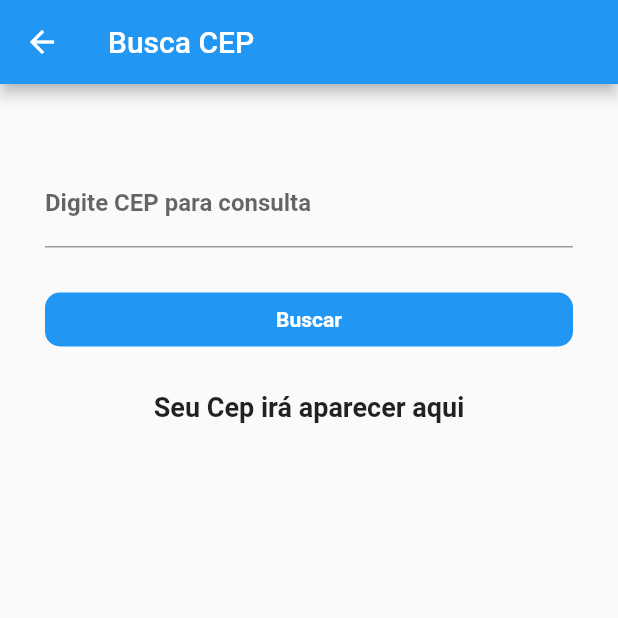
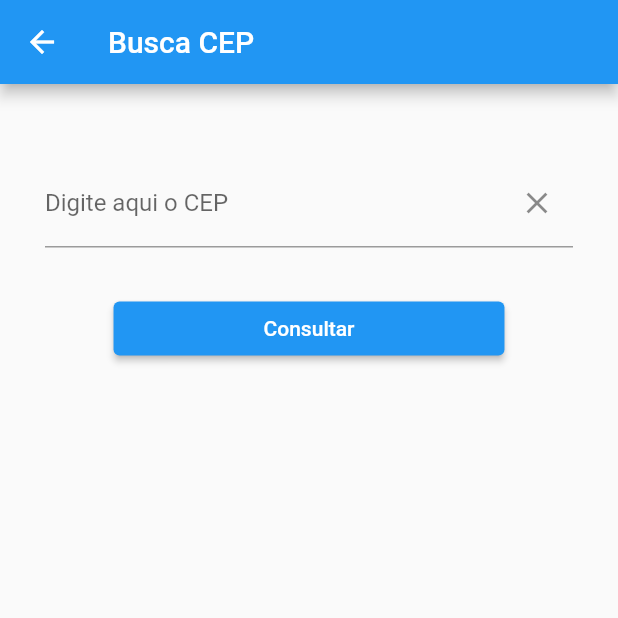
Before and after one commit to renanclemonini/flutter_senai_dio, a Flutter app: the BuscaCepPage screen opened directly, on a phone screen of 412 x 824 dp, the top half of it. Run offline on Flutter 3.47's test engine with Material 2 defaults, Android fonts, the phone set to English and light mode, and no system bars; our stand-ins replace dio.

Commit message:
video do vinirod não deu certo, não exibe dados

```diff
--- a/lib/controller/home_controller.dart
+++ b/lib/controller/home_controller.dart
@@ -23,4 +23,10 @@ class HomeController extends ChangeNotifier {
       notifyListeners();
     }
   }
+
+  void clear() {
+    endereco.value = null;
+    isLoading.value = false;
+    notifyListeners();
+  }
 }
--- a/lib/pages/busca_cep.dart
+++ b/lib/pages/busca_cep.dart
@@ -1,5 +1,6 @@
 import 'package:flutter/material.dart';
 import 'package:projeto_flutter/controller/home_controller.dart';
+import 'package:projeto_flutter/shared/widgets/card_location.dart';
 
 class BuscaCepPage extends StatefulWidget {
   const BuscaCepPage({super.key});
@@ -12,12 +13,6 @@ final TextEditingController _cepController = TextEditingController();
 final HomeController homeController = HomeController();
 
 class _BuscaCepPageState extends State<BuscaCepPage> {
-  bool carregando = true;
-
-  String resultado = "Seu Cep irá aparecer aqui";
-
-  void buscaCep() {}
-
   @override
   void initState() {
     homeController.addListener(() {
@@ -40,48 +35,45 @@ class _BuscaCepPageState extends State<BuscaCepPage> {
               const SizedBox(
                 height: 50,
               ),
-              TextField(
+              TextFormField(
+                controller: _cepController,
                 keyboardType: TextInputType.number,
-                decoration: const InputDecoration(
-                  labelText: "Digite CEP para consulta",
-                  labelStyle: TextStyle(fontWeight: FontWeight.bold),
+                decoration: InputDecoration(
+                  label: const Text("Digite aqui o CEP"),
+                  suffixIcon: IconButton(
+                    onPressed: () {
+                      homeController.clear();
+                      _cepController.text = "";
+                    },
+                    icon: const Icon(Icons.close_outlined),
+                  )
                 ),
-                controller: _cepController,
-                textAlign: TextAlign.center,
               ),
               const SizedBox(
                 height: 30,
               ),
-              InkWell(
-                onTap: buscaCep,
-                child: Container(
-                  decoration: BoxDecoration(
-                      color: Colors.blue,
-                      borderRadius: BorderRadius.circular(10)),
-                  padding: const EdgeInsets.all(10.0),
-                  child: const Row(
-                    mainAxisAlignment: MainAxisAlignment.center,
-                    children: [
-                      Text(
-                        "Buscar",
-                        style: TextStyle(
-                            color: Colors.white, fontWeight: FontWeight.bold),
-                        textAlign: TextAlign.center,
-                      ),
-                    ],
-                  ),
-                ),
+              ElevatedButton(
+                onPressed: () {
+                  if(_cepController.text.length == 8) {
+                    homeController.buscaEndereco(cep: _cepController.text);
+                  } else {
+                    const snackBar = SnackBar(content: Text("CEP deve ter 8 números"));
+
+                    ScaffoldMessenger.of(context).showSnackBar(snackBar);
+                  }
+                },
+                style: ButtonStyle(padding: MaterialStateProperty.all(const EdgeInsets.symmetric(horizontal: 100, vertical: 10))),
+                child: const Text("Consultar"),
               ),
-              Container(
-                margin: const EdgeInsets.symmetric(vertical: 30),
-                child: Text(
-                  resultado,
-                  style: const TextStyle(
-                    fontWeight: FontWeight.w600,
-                    fontSize: 18,
-                  ),
-                ),
+              const SizedBox(height: 30,),
+              Visibility(
+                visible: homeController.isLoading.value,
+                child: const CircularProgressIndicator(),
               ),
+              Visibility(
+                visible: !homeController.isLoading.value && homeController.endereco.value != null,
+                child: const CardLocationWidget(),
+              )
             ],
           ),
         ),
```
Also changed, not shown: lib/model/endereco_model.dart (+12 -8 lines), lib/shared/widgets/card_location.dart (added, +27 -0 lines), pubspec.lock.
